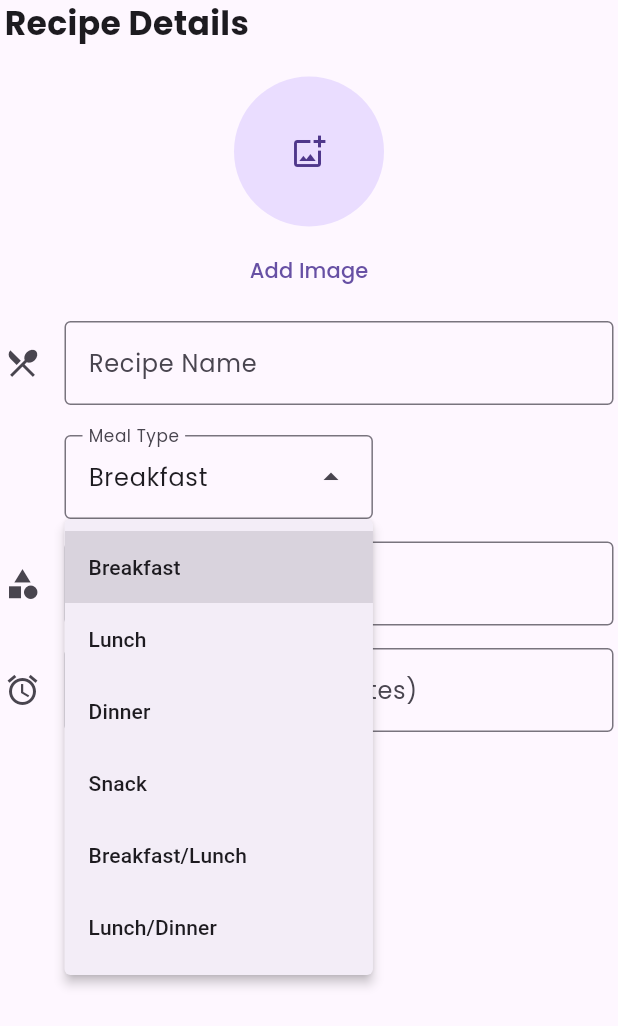
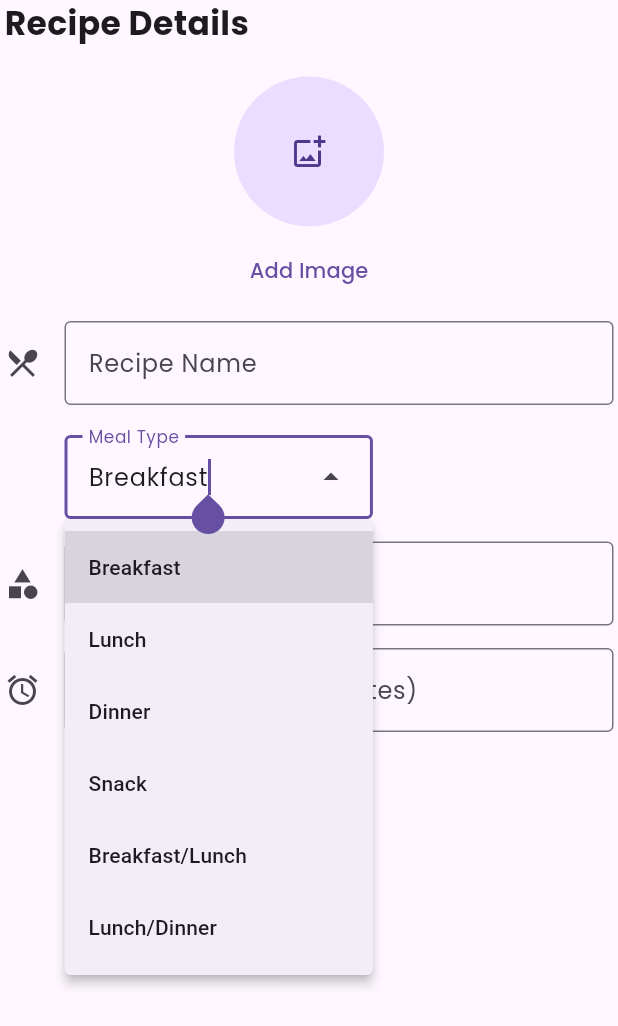
Before and after one commit to dreeew05/sheff_andrew, a Flutter app: the RecipeDetails widget shown alone on an empty page, opened directly, after a tap on "Breakfast", on a phone screen of 412 x 824 dp. Shown: the top 1026 px of the screen. Run offline on Flutter 3.47's test engine with Material 3 defaults, Android fonts, the light colour scheme and no system bars; our stand-ins replace carousel_slider, cloud_firestore, firebase_auth, firebase_core, firebase_storage, google_fonts and 1 more; accounts and stored records are empty.

Commit message:
Design Change

```diff
--- a/lib/screens/add_recipe/components/recipe_details.dart
+++ b/lib/screens/add_recipe/components/recipe_details.dart
@@ -84,6 +84,8 @@ class _RecipeDetailsState extends State<RecipeDetails> {
                   // Shit moves the tabView when clicked
                   child: DropdownMenu<String>(
                     controller: providerWatcher.mealTypeController,
+                    enableFilter: true,
+                    requestFocusOnTap: true,
                     textStyle: GoogleFonts.poppins(),
                     label: Text(
                       "Meal Type",
--- a/lib/screens/add_recipe/components/recipe_procedure.dart
+++ b/lib/screens/add_recipe/components/recipe_procedure.dart
@@ -103,7 +103,7 @@ class _RecipeProcedureState extends State<RecipeProcedure> {
                 children: providerWatcher.steps.asMap().entries.map((entry) {
                   int index = entry.key;
                   return Card(
-                    margin: const EdgeInsets.symmetric(vertical: 8),
+                    margin: const EdgeInsets.symmetric(vertical: 4),
                     elevation: 1,
                     child: ListTile(
                       title: Text(
```
Also changed, not shown: lib/screens/add_recipe/components/recipe_additional_information.dart (+7 -1 lines).
